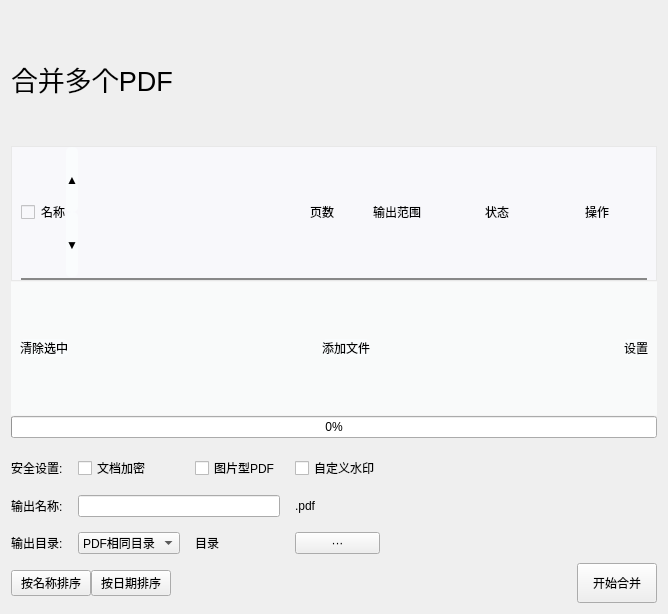
LC044/EasyBox, file app/ui/pdf_tools/merge/merge_ui.ui: the form before one commit.
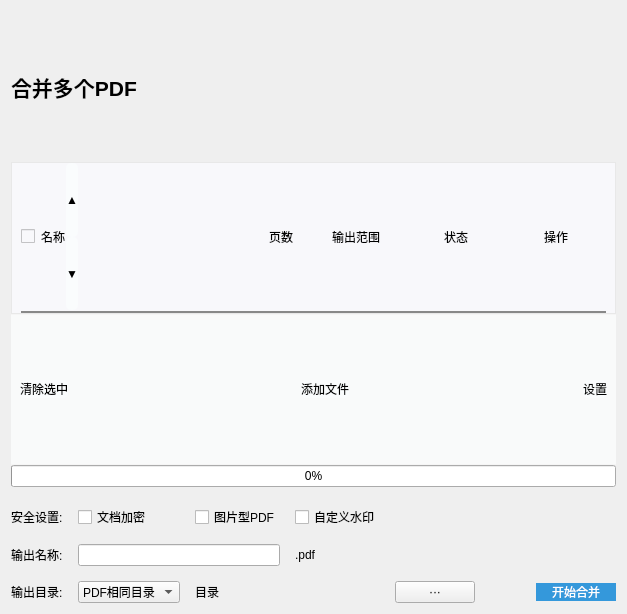
The form after the commit.

Commit message: 合并PDF、PDF转Word、PDF转图片支持选择自定义输出目录

Diff of the .ui file:
```diff
--- a/app/ui/pdf_tools/merge/merge_ui.ui
+++ b/app/ui/pdf_tools/merge/merge_ui.ui
@@ -6,7 +6,7 @@
    <rect>
     <x>0</x>
     <y>0</y>
-    <width>668</width>
+    <width>627</width>
     <height>614</height>
    </rect>
   </property>
@@ -24,7 +24,9 @@
     <widget class="QLabel" name="label_8">
      <property name="font">
       <font>
-       <pointsize>20</pointsize>
+       <pointsize>16</pointsize>
+       <weight>75</weight>
+       <bold>true</bold>
       </font>
      </property>
      <property name="text">
@@ -481,13 +483,6 @@
        <property name="spacing">
         <number>15</number>
        </property>
-       <item row="2" column="4">
-        <widget class="QPushButton" name="pushButton_2">
-         <property name="text">
-          <string>···</string>
-         </property>
-        </widget>
-       </item>
        <item row="0" column="2" colspan="2">
         <widget class="QCheckBox" name="checkBox_picture_pdf">
          <property name="text">
@@ -495,16 +490,6 @@
          </property>
         </widget>
        </item>
-       <item row="1" column="1" colspan="3">
-        <widget class="QLineEdit" name="lineEdit_filename"/>
-       </item>
-       <item row="0" column="0">
-        <widget class="QLabel" name="label_5">
-         <property name="text">
-          <string>安全设置:</string>
-         </property>
-        </widget>
-       </item>
        <item row="1" column="0">
         <widget class="QLabel" name="label_6">
          <property name="text">
@@ -519,10 +504,56 @@
          </property>
         </widget>
        </item>
-       <item row="0" column="1">
-        <widget class="QCheckBox" name="checkBox_doc_encrypt">
+       <item row="2" column="7">
+        <widget class="QPushButton" name="btn_merge">
+         <property name="minimumSize">
+          <size>
+           <width>80</width>
+           <height>0</height>
+          </size>
+         </property>
+         <property name="styleSheet">
+          <string notr="true">QPushButton {
+    background-color: #3498db; /* 按钮背景色 */
+    color: white; /* 字体颜色 */
+    border: none;
+    border-radius: 10px;
+}
+
+QPushButton:hover {
+    background-color: #2980b9; /* 悬浮时背景色 */
+}
+
+QPushButton:pressed {
+    background-color: #1c6e91; /* 点击时背景色 */
+}
+</string>
+         </property>
          <property name="text">
-          <string>文档加密</string>
+          <string>开始合并</string>
+         </property>
+        </widget>
+       </item>
+       <item row="2" column="6">
+        <spacer name="horizontalSpacer">
+         <property name="orientation">
+          <enum>Qt::Horizontal</enum>
+         </property>
+         <property name="sizeHint" stdset="0">
+          <size>
+           <width>40</width>
+           <height>20</height>
+          </size>
+         </property>
+        </spacer>
+       </item>
+       <item row="1" column="1" colspan="3">
+        <widget class="QLineEdit" name="lineEdit_filename"/>
+       </item>
+       <item row="0" column="0">
+        <widget class="QLabel" name="label_5">
+         <property name="text">
+          <string>安全设置:</string>
          </property>
         </widget>
        </item>
@@ -540,8 +571,15 @@
          </property>
         </widget>
        </item>
+       <item row="0" column="1">
+        <widget class="QCheckBox" name="checkBox_doc_encrypt">
+         <property name="text">
+          <string>文档加密</string>
+         </property>
+        </widget>
+       </item>
        <item row="2" column="1">
-        <widget class="QComboBox" name="comboBox">
+        <widget class="QComboBox" name="comboBox_output_dir">
          <item>
           <property name="text">
            <string>PDF相同目录</string>
@@ -554,7 +592,14 @@
          </item>
         </widget>
        </item>
-       <item row="2" column="2" colspan="2">
+       <item row="2" column="5">
+        <widget class="QPushButton" name="btn_choose_output_dir">
+         <property name="text">
+          <string>···</string>
+         </property>
+        </widget>
+       </item>
+       <item row="2" column="2" colspan="3">
         <widget class="QLabel" name="label_output_dir">
          <property name="text">
           <string>目录</string>
@@ -562,69 +607,6 @@
         </widget>
        </item>
       </layout>
-     </item>
-     <item>
-      <spacer name="horizontalSpacer_5">
-       <property name="orientation">
-        <enum>Qt::Horizontal</enum>
-       </property>
-       <property name="sizeHint" stdset="0">
-        <size>
-         <width>40</width>
-         <height>20</height>
-        </size>
-       </property>
-      </spacer>
-     </item>
-    </layout>
-   </item>
-   <item>
-    <layout class="QHBoxLayout" name="horizontalLayout">
-     <property name="topMargin">
-      <number>9</number>
-     </property>
-     <item>
-      <widget class="QPushButton" name="btn_order_by_name">
-       <property name="text">
-        <string>按名称排序</string>
-       </property>
-      </widget>
-     </item>
-     <item>
-      <widget class="QPushButton" name="btn_order_by_time">
-       <property name="whatsThis">
-        <string>按日期排序</string>
-       </property>
-       <property name="text">
-        <string>按日期排序</string>
-       </property>
-      </widget>
-     </item>
-     <item>
-      <spacer name="horizontalSpacer">
-       <property name="orientation">
-        <enum>Qt::Horizontal</enum>
-       </property>
-       <property name="sizeHint" stdset="0">
-        <size>
-         <width>40</width>
-         <height>20</height>
-        </size>
-       </property>
-      </spacer>
-     </item>
-     <item>
-      <widget class="QPushButton" name="btn_merge">
-       <property name="minimumSize">
-        <size>
-         <width>60</width>
-         <height>40</height>
-        </size>
-       </property>
-       <property name="text">
-        <string>开始合并</string>
-       </property>
-      </widget>
      </item>
     </layout>
    </item>
```
The commit also changes 18 other files.
